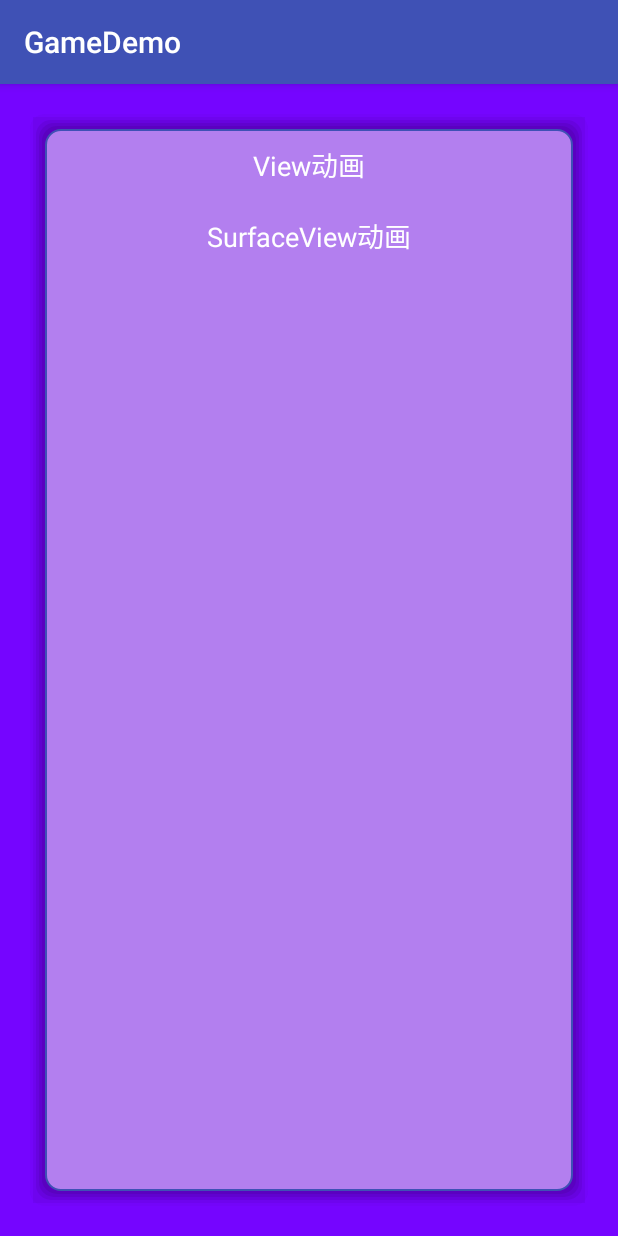
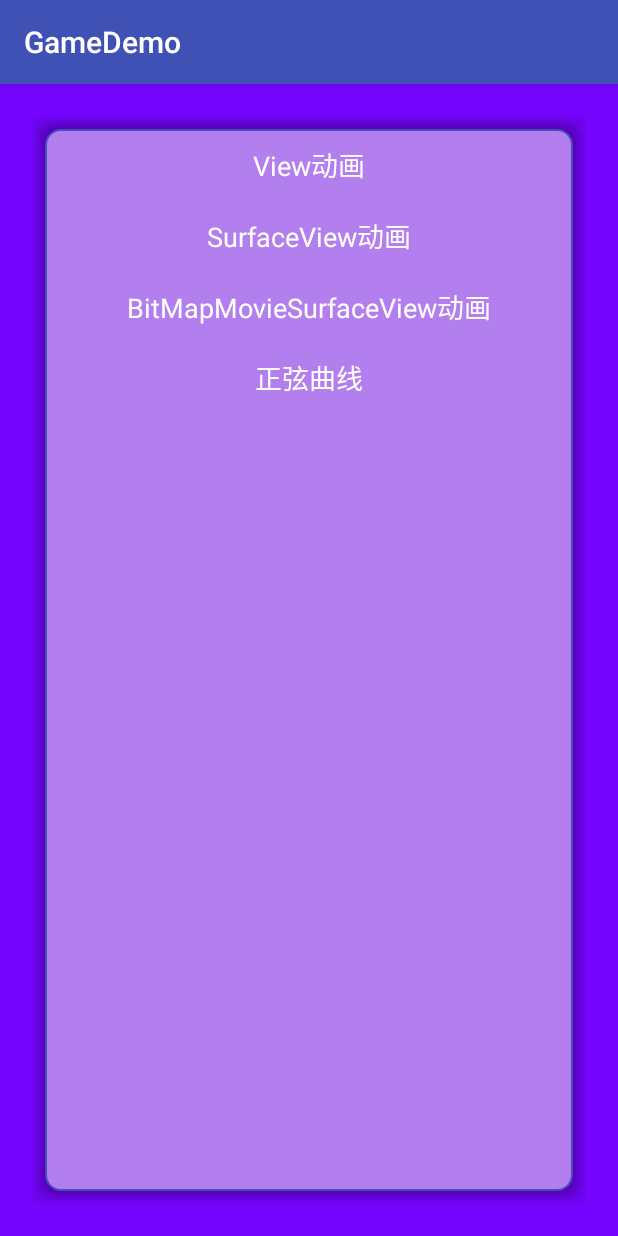
Before and after one commit to zhangjunling4/GameDemo, an Android app: the screen it shows after launch (MainActivity), on a phone screen of 412 x 824 dp. Run offline under Robolectric (Android 15) with nearby library versions, the phone set to English and light mode, and no system bars.

Commit message:
正弦曲线的绘制

```diff
--- a/app/src/main/AndroidManifest.xml
+++ b/app/src/main/AndroidManifest.xml
@@ -17,7 +17,9 @@
             </intent-filter>
         </activity>
         <activity android:name=".activity.ViewDemoActivity" />
-        <activity android:name=".activity.SurfaceViewDemoActivity"></activity>
+        <activity android:name=".activity.SurfaceViewDemoActivity" />
+        <activity android:name=".activity.BitMapMovieActivity" />
+        <activity android:name=".activity.SineCurveActivity"></activity>
     </application>
 
 </manifest>
--- a/app/src/main/res/layout/activity_main.xml
+++ b/app/src/main/res/layout/activity_main.xml
@@ -34,6 +34,25 @@
             android:textColor="@color/text_font"
             android:gravity="center"/>
 
+        <TextView
+            android:id="@+id/tv_bitmap_movie"
+            android:padding="@dimen/dp_10"
+            android:layout_width="match_parent"
+            android:layout_height="wrap_content"
+            android:text="BitMapMovieSurfaceView动画"
+            android:textSize="18sp"
+            android:textColor="@color/text_font"
+            android:gravity="center"/>
+
+        <TextView
+            android:id="@+id/tv_sine_curve"
+            android:padding="@dimen/dp_10"
+            android:layout_width="match_parent"
+            android:layout_height="wrap_content"
+            android:text="正弦曲线"
+            android:textSize="18sp"
+            android:textColor="@color/text_font"
+            android:gravity="center"/>
 
     </LinearLayout>
 
```
Also changed, not shown: app/src/main/java/com/seek/gamedemo/MainActivity.java (+21 -1 lines), app/src/main/java/com/seek/gamedemo/activity/BitMapMovieActivity.java (added, +25 -0 lines), app/src/main/java/com/seek/gamedemo/activity/SineCurveActivity.java (added, +24 -0 lines), app/src/main/java/com/seek/gamedemo/surface/SineCurveView.java (added, +97 -0 lines), app/src/main/res/layout/activity_bit_map_movie.xml (added, +9 -0 lines), app/src/main/res/layout/activity_sine_curve.xml (added, +9 -0 lines), app/src/main/res/drawable/heart.png (added).
